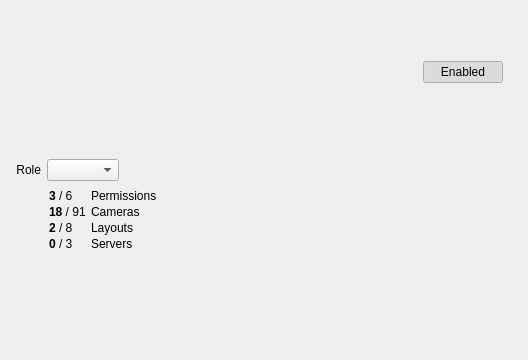
This is client/libclient/src/ui/widgets/properties/user_settings_widget.ui in networkoptix/nx_open as Qt 5 draws it before an edit. The edited form follows.
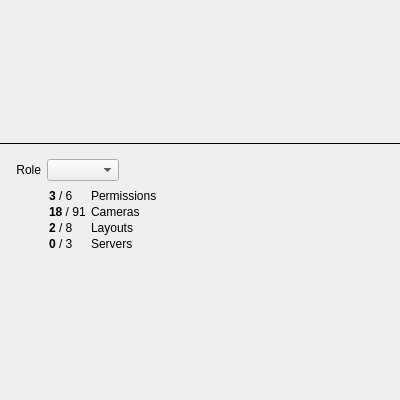
This is the edited form. The open tabs and pages were chosen to show the change. Custom widgets are drawn as their Qt base class.

Commit message:
VMS-3528 - User settings - self & higher rights user's settings
<==== Mercurial data ====>
Branch: dev_3.0.0_gui

```diff
--- a/client/libclient/src/ui/widgets/properties/user_settings_widget.ui
+++ b/client/libclient/src/ui/widgets/properties/user_settings_widget.ui
@@ -6,8 +6,8 @@
    <rect>
     <x>0</x>
     <y>0</y>
-    <width>528</width>
-    <height>360</height>
+    <width>400</width>
+    <height>400</height>
    </rect>
   </property>
   <layout class="QVBoxLayout" name="verticalLayout">
@@ -165,85 +165,33 @@
       </layout>
      </widget>
      <widget class="QWidget" name="cloudUserPage">
-      <layout class="QHBoxLayout" name="horizontalLayout_3">
+      <layout class="QVBoxLayout" name="verticalLayout_6">
+       <property name="spacing">
+        <number>0</number>
+       </property>
+       <property name="leftMargin">
+        <number>0</number>
+       </property>
+       <property name="topMargin">
+        <number>0</number>
+       </property>
+       <property name="rightMargin">
+        <number>0</number>
+       </property>
+       <property name="bottomMargin">
+        <number>0</number>
+       </property>
        <item>
-        <widget class="QnPanel" name="cloudUserTitlePanel" native="true">
-         <property name="sizePolicy">
-          <sizepolicy hsizetype="Preferred" vsizetype="Maximum">
-           <horstretch>0</horstretch>
-           <verstretch>0</verstretch>
-          </sizepolicy>
+        <widget class="QnCloudUserPanelWidget" name="cloudPanelWidget" native="true"/>
+       </item>
+       <item>
+        <widget class="Line" name="line">
+         <property name="frameShadow">
+          <enum>QFrame::Plain</enum>
          </property>
-         <layout class="QGridLayout" name="gridLayout_2">
-          <property name="leftMargin">
-           <number>16</number>
-          </property>
-          <property name="topMargin">
-           <number>16</number>
-          </property>
-          <property name="rightMargin">
-           <number>16</number>
-          </property>
-          <property name="bottomMargin">
-           <number>16</number>
-          </property>
-          <property name="spacing">
-           <number>8</number>
-          </property>
-          <item row="1" column="1">
-           <widget class="QLabel" name="cloudFullNameLabel">
-            <property name="text">
-             <string notr="true">&lt;cloud user full name&gt;</string>
-            </property>
-           </widget>
-          </item>
-          <item row="0" column="3" rowspan="2">
-           <widget class="QPushButton" name="enabledButtonCloud">
-            <property name="sizePolicy">
-             <sizepolicy hsizetype="Fixed" vsizetype="Fixed">
-              <horstretch>0</horstretch>
-              <verstretch>0</verstretch>
-             </sizepolicy>
-            </property>
-            <property name="text">
-             <string>Enabled</string>
-            </property>
-            <property name="checkable">
-             <bool>true</bool>
-            </property>
-            <property name="checked">
-             <bool>true</bool>
-            </property>
-           </widget>
-          </item>
-          <item row="0" column="1">
-           <widget class="QLabel" name="cloudEmailLabel">
-            <property name="text">
-             <string notr="true">&lt;cloud user email&gt;</string>
-            </property>
-           </widget>
-          </item>
-          <item row="0" column="0">
-           <widget class="QLabel" name="cloudIconLabel">
-            <property name="text">
-             <string notr="true"/>
-            </property>
-           </widget>
-          </item>
-          <item row="0" column="2" rowspan="2">
-           <spacer name="horizontalSpacer_3">
-            <property name="orientation">
-             <enum>Qt::Horizontal</enum>
-            </property>
-            <property name="sizeHint" stdset="0">
-             <size>
-              <width>40</width>
-              <height>20</height>
-             </size>
-            </property>
-           </spacer>
-          </item>
-         </layout>
+         <property name="orientation">
+          <enum>Qt::Horizontal</enum>
+         </property>
         </widget>
        </item>
       </layout>
@@ -334,9 +282,9 @@
    <container>1</container>
   </customwidget>
   <customwidget>
-   <class>QnPanel</class>
+   <class>QnCloudUserPanelWidget</class>
    <extends>QWidget</extends>
-   <header location="global">ui/widgets/common/panel.h</header>
+   <header location="global">ui/widgets/properties/cloud_user_panel_widget.h</header>
    <container>1</container>
   </customwidget>
  </customwidgets>
```
The commit also changes 6 other files.
